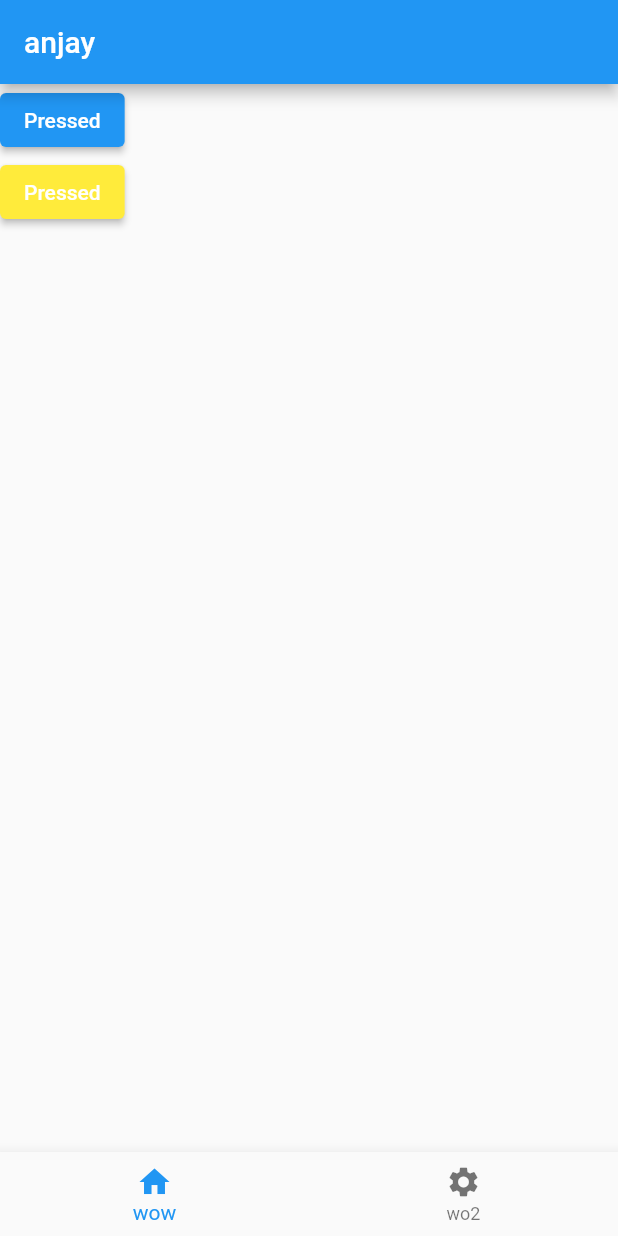
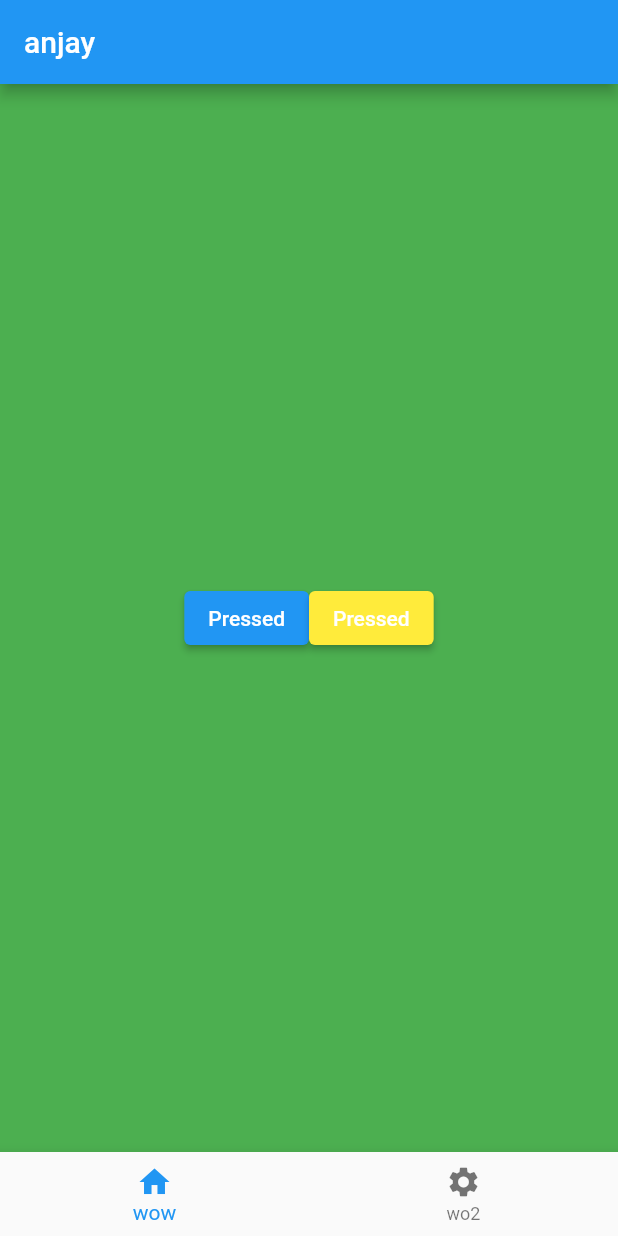
Before and after one commit to AlfaNgopi/retutor, a Flutter app: the screen it shows after launch, after a tap on "ddd", on a phone screen of 412 x 824 dp. Run offline on Flutter 3.47's test engine with Material 2 defaults, Android fonts, the phone set to English and light mode, and no system bars; network calls fail.

Commit message:
container v, image network v

```diff
--- a/lib/main.dart
+++ b/lib/main.dart
@@ -1,7 +1,8 @@
+
 import 'package:flutter/material.dart';
 
 void main() {
-  runApp(MyApp());
+  runApp(const MyApp());
 }
 
 class MyApp extends StatefulWidget {
@@ -21,15 +22,17 @@ class _MyAppState extends State<MyApp> {
       home: Scaffold(
           appBar: AppBar(title: const Text('anjay')),
           body: Center(
-              child: SizedBox(
-                  width: double.infinity,
-                  child: Column(
-                    mainAxisAlignment: MainAxisAlignment.start,
-                    crossAxisAlignment: CrossAxisAlignment.start,
+            child: currentBottomIdx == 0
+                ? Container(
+                    height: double.infinity,
+                    color: Colors.green,
+                    child: Row(
+                      mainAxisAlignment: MainAxisAlignment.center,
+                      crossAxisAlignment: CrossAxisAlignment.center,
                       children: [
                         ElevatedButton(
                             onPressed: () {
-                            print('clicked');
+
 
                               setState(() {
                                 buttonText = 'Pressed';
@@ -39,18 +42,17 @@ class _MyAppState extends State<MyApp> {
                         ElevatedButton(
                             style: ElevatedButton.styleFrom(
                               backgroundColor: Colors.yellow,
-
                             ),
                             onPressed: () {
-                            print('clicked');
-
                               setState(() {
                                 buttonText = 'Pressed';
                               });
                             },
                             child: Text(buttonText))
                       ],
-                  ))),
+                    ))
+                : Image.network('https://images-ng.pixai.art/images/thumb/9f61361f-162b-4b7e-9258-cd5751cc2085'),
+          ),
           bottomNavigationBar: BottomNavigationBar(
             items: const [
               BottomNavigationBarItem(label: 'wow', icon: Icon(Icons.home)),
```
Lines whose indentation alone changed are shown as unchanged.
